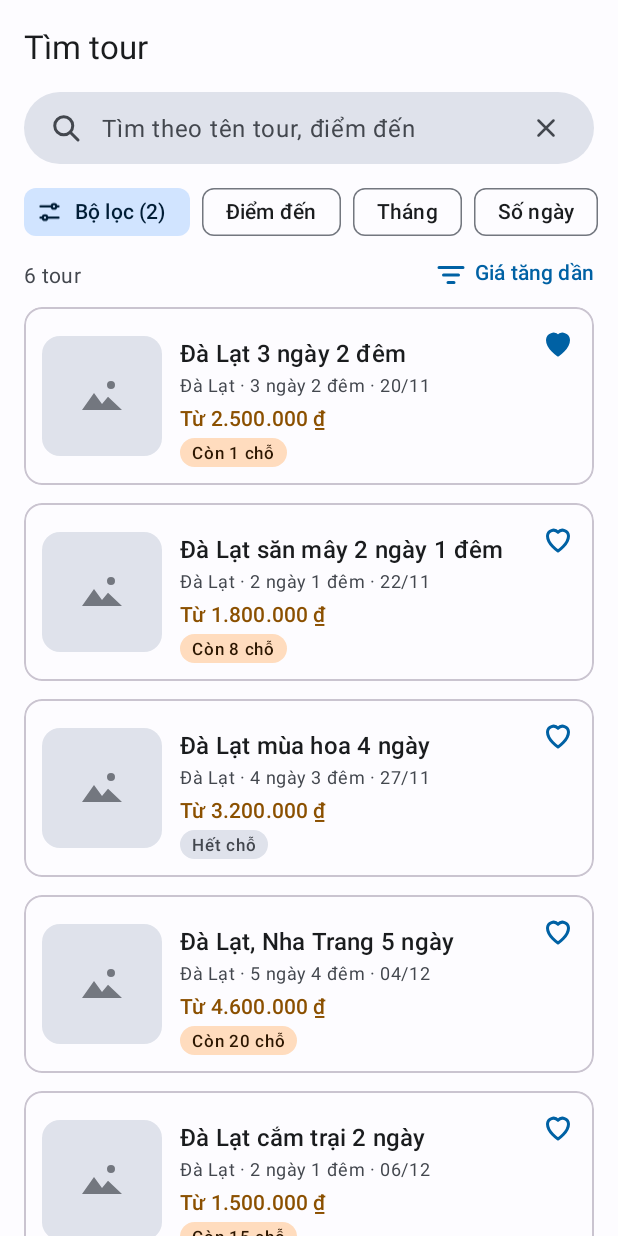
After one commit to SonT23/Android-UMT26-04, an Android app: the fragment TimTourFragment shown on its own in the app's theme, on a phone screen of 412 x 824 dp. The commit adds this screen. Run offline under Robolectric (Android 15) with nearby library versions, the phone set to English and light mode, and no system bars.

Commit message:
[+] Layout A02 Tìm tour

```diff
--- a/Source/TourApp/app/src/main/java/vn/edu/umt/tour/ui/khach/khampha/DuLieuMau.kt
+++ b/Source/TourApp/app/src/main/java/vn/edu/umt/tour/ui/khach/khampha/DuLieuMau.kt
@@ -8,7 +8,9 @@ class TourMau(
     val moTa: String,
     val gia: String,
     val conCho: String,
-    var yeuThich: Boolean
+    var yeuThich: Boolean,
+    // true thì nhãn hiện màu xám (vd. "Hết chỗ"), false thì màu cam (vd. "Còn 1 chỗ")
+    val nhanXam: Boolean = false
 )
 
 fun taoTourMau(): ArrayList<TourMau> {
@@ -20,6 +22,18 @@ fun taoTourMau(): ArrayList<TourMau> {
     )
 }
 
+// A02: kết quả tìm "Đà Lạt"
+fun taoKetQuaTimMau(): ArrayList<TourMau> {
+    return arrayListOf(
+        TourMau("Đà Lạt 3 ngày 2 đêm", "Đà Lạt · 3 ngày 2 đêm · 20/11", "Từ 2.500.000 ₫", "Còn 1 chỗ", true),
+        TourMau("Đà Lạt săn mây 2 ngày 1 đêm", "Đà Lạt · 2 ngày 1 đêm · 22/11", "Từ 1.800.000 ₫", "Còn 8 chỗ", false),
+        TourMau("Đà Lạt mùa hoa 4 ngày", "Đà Lạt · 4 ngày 3 đêm · 27/11", "Từ 3.200.000 ₫", "Hết chỗ", false, true),
+        TourMau("Đà Lạt, Nha Trang 5 ngày", "Đà Lạt · 5 ngày 4 đêm · 04/12", "Từ 4.600.000 ₫", "Còn 20 chỗ", false),
+        TourMau("Đà Lạt cắm trại 2 ngày", "Đà Lạt · 2 ngày 1 đêm · 06/12", "Từ 1.500.000 ₫", "Còn 15 chỗ", false),
+        TourMau("Đà Lạt, Mũi Né 4 ngày", "Đà Lạt · 4 ngày 3 đêm · 11/12", "Từ 4.100.000 ₫", "Còn 3 chỗ", false)
+    )
+}
+
 fun taoDiemDenMau(): ArrayList<String> {
     return arrayListOf("Đà Lạt", "Nha Trang", "Hội An", "Phú Quốc", "Hạ Long", "Sa Pa")
 }
--- a/Source/TourApp/app/src/main/java/vn/edu/umt/tour/ui/khach/khampha/ManHinhB.kt
+++ b/Source/TourApp/app/src/main/java/vn/edu/umt/tour/ui/khach/khampha/ManHinhB.kt
@@ -8,4 +8,5 @@ import vn.edu.umt.tour.xemthu.ManHinh
  */
 val manHinhB: List<ManHinh> = listOf(
     ManHinh("A01", "Trang chủ") { TrangChuFragment() },
+    ManHinh("A02", "Tìm tour") { TimTourFragment() },
 )
--- /dev/null
+++ b/Source/TourApp/app/src/main/java/vn/edu/umt/tour/ui/khach/khampha/TimTourFragment.kt
@@ -0,0 +1,60 @@
+package vn.edu.umt.tour.ui.khach.khampha
+
+import android.os.Bundle
+import android.view.LayoutInflater
+import android.view.View
+import android.view.ViewGroup
+import android.widget.EditText
+import android.widget.ImageView
+import android.widget.TextView
+import android.widget.Toast
+import androidx.fragment.app.Fragment
+import androidx.recyclerview.widget.LinearLayoutManager
+import androidx.recyclerview.widget.RecyclerView
+import com.google.android.material.chip.Chip
+import vn.edu.umt.tour.R
+
+// A02 Tìm tour: ô tìm, hàng chip lọc, danh sách kết quả.
+// Hiện dùng dữ liệu mẫu; tìm thật, lọc, sắp xếp và tải thêm khi cuộn làm khi nối API.
+class TimTourFragment : Fragment() {
+
+    override fun onCreateView(
+        inflater: LayoutInflater, container: ViewGroup?, savedInstanceState: Bundle?
+    ): View? {
+        return inflater.inflate(R.layout.fragment_a02_tim_tour, container, false)
+    }
+
+    override fun onViewCreated(view: View, savedInstanceState: Bundle?) {
+        super.onViewCreated(view, savedInstanceState)
+
+        // Danh sách kết quả
+        val tours = taoKetQuaTimMau()
+        val adapter = TourAdapter(tours)
+        val tourRV = view.findViewById<RecyclerView>(R.id.tourRV)
+        tourRV.layoutManager = LinearLayoutManager(requireContext())
+        tourRV.adapter = adapter
+
+        val soKetQuaTV = view.findViewById<TextView>(R.id.soKetQuaTV)
+        soKetQuaTV.text = getString(R.string.a02_so_tour, tours.size)
+
+        adapter.onTourClick = { tour ->
+            // Sau này mở A03 Chi tiết tour
+            Toast.makeText(requireContext(), tour.ten, Toast.LENGTH_SHORT).show()
+        }
+        adapter.onYeuThichClick = { viTri ->
+            tours[viTri].yeuThich = !tours[viTri].yeuThich
+            adapter.notifyItemChanged(viTri)
+        }
+
+        // Nút X xóa chữ trong ô tìm
+        val timET = view.findViewById<EditText>(R.id.timET)
+        view.findViewById<ImageView>(R.id.xoaIV).setOnClickListener {
+            timET.setText("")
+        }
+
+        // Chip "Bộ lọc": sau này mở bảng bộ lọc (BoLocFragment)
+        view.findViewById<Chip>(R.id.boLocChip).setOnClickListener {
+            Toast.makeText(requireContext(), R.string.a02_bo_loc_2, Toast.LENGTH_SHORT).show()
+        }
+    }
+}
--- /dev/null
+++ b/Source/TourApp/app/src/main/java/vn/edu/umt/tour/ui/khach/khampha/TourAdapter.kt
@@ -0,0 +1,70 @@
+package vn.edu.umt.tour.ui.khach.khampha
+
+import android.view.LayoutInflater
+import android.view.View
+import android.view.ViewGroup
+import android.widget.ImageView
+import android.widget.TextView
+import androidx.core.content.ContextCompat
+import androidx.recyclerview.widget.RecyclerView
+import vn.edu.umt.tour.R
+
+// Adapter cho thẻ tour nằm ngang (item_a02_tour.xml). Dùng ở A02 Tìm tour và A21 Yêu thích.
+class TourAdapter(private val tours: List<TourMau>) :
+    RecyclerView.Adapter<TourAdapter.ViewHolder>() {
+
+    // Fragment gán hai hàm này để biết người dùng bấm vào thẻ hay bấm vào tim
+    var onTourClick: ((TourMau) -> Unit)? = null
+    var onYeuThichClick: ((Int) -> Unit)? = null
+
+    inner class ViewHolder(itemView: View) : RecyclerView.ViewHolder(itemView) {
+        val tenTV = itemView.findViewById<TextView>(R.id.tenTV)
+        val moTaTV = itemView.findViewById<TextView>(R.id.moTaTV)
+        val giaTV = itemView.findViewById<TextView>(R.id.giaTV)
+        val nhanTV = itemView.findViewById<TextView>(R.id.nhanTV)
+        val yeuThichIV = itemView.findViewById<ImageView>(R.id.yeuThichIV)
+
+        init {
+            itemView.setOnClickListener {
+                onTourClick?.invoke(tours[bindingAdapterPosition])
+            }
+            yeuThichIV.setOnClickListener {
+                onYeuThichClick?.invoke(bindingAdapterPosition)
+            }
+        }
+    }
+
+    override fun onCreateViewHolder(parent: ViewGroup, viewType: Int): ViewHolder {
+        val inflater = LayoutInflater.from(parent.context)
+        val view = inflater.inflate(R.layout.item_a02_tour, parent, false)
+        return ViewHolder(view)
+    }
+
+    override fun getItemCount(): Int {
+        return tours.size
+    }
+
+    override fun onBindViewHolder(holder: ViewHolder, position: Int) {
+        val tour = tours[position]
+        val context = holder.itemView.context
+        holder.tenTV.text = tour.ten
+        holder.moTaTV.text = tour.moTa
+        holder.giaTV.text = tour.gia
+        holder.nhanTV.text = tour.conCho
+
+        // Dòng được dùng lại khi cuộn nên phải gán đủ cả hai trường hợp
+        if (tour.nhanXam) {
+            holder.nhanTV.setBackgroundResource(R.drawable.bg_nhan_xam)
+            holder.nhanTV.setTextColor(ContextCompat.getColor(context, R.color.on_surface_variant))
+        } else {
+            holder.nhanTV.setBackgroundResource(R.drawable.bg_nhan)
+            holder.nhanTV.setTextColor(ContextCompat.getColor(context, R.color.on_tertiary_container))
+        }
+
+        if (tour.yeuThich) {
+            holder.yeuThichIV.setImageResource(R.drawable.ic_favorite)
+        } else {
+            holder.yeuThichIV.setImageResource(R.drawable.ic_favorite_border)
+        }
+    }
+}
--- /dev/null
+++ b/Source/TourApp/app/src/main/res/layout/fragment_a02_tim_tour.xml
@@ -0,0 +1,169 @@
+<?xml version="1.0" encoding="utf-8"?>
+<!-- A02 Tìm tour. Thanh điều hướng dưới KHÔNG nằm ở đây, nó thuộc KhachActivity. -->
+<androidx.constraintlayout.widget.ConstraintLayout xmlns:android="http://schemas.android.com/apk/res/android"
+    xmlns:app="http://schemas.android.com/apk/res-auto"
+    xmlns:tools="http://schemas.android.com/tools"
+    android:layout_width="match_parent"
+    android:layout_height="match_parent"
+    android:background="?android:attr/colorBackground">
+
+    <TextView
+        android:id="@+id/tieuDeTV"
+        android:layout_width="wrap_content"
+        android:layout_height="wrap_content"
+        android:layout_marginStart="@dimen/space_m"
+        android:layout_marginTop="@dimen/space_m"
+        android:text="@string/a02_tieu_de"
+        android:textAppearance="?attr/textAppearanceTitleLarge"
+        android:textColor="?attr/colorOnSurface"
+        app:layout_constraintStart_toStartOf="parent"
+        app:layout_constraintTop_toTopOf="parent" />
+
+    <!-- Ô tìm: biểu tượng kính lúp, ô nhập, nút xóa chữ -->
+    <LinearLayout
+        android:id="@+id/oTimLL"
+        android:layout_width="0dp"
+        android:layout_height="48dp"
+        android:layout_marginStart="@dimen/space_m"
+        android:layout_marginTop="@dimen/space_m"
+        android:layout_marginEnd="@dimen/space_m"
+        android:background="@drawable/bg_o_tim"
+        android:gravity="center_vertical"
+        android:orientation="horizontal"
+        android:paddingStart="@dimen/space_m"
+        android:paddingEnd="12dp"
+        app:layout_constraintEnd_toEndOf="parent"
+        app:layout_constraintStart_toStartOf="parent"
+        app:layout_constraintTop_toBottomOf="@+id/tieuDeTV">
+
+        <ImageView
+            android:layout_width="24dp"
+            android:layout_height="24dp"
+            android:importantForAccessibility="no"
+            app:srcCompat="@drawable/ic_search"
+            app:tint="?attr/colorOnSurfaceVariant" />
+
+        <EditText
+            android:id="@+id/timET"
+            android:layout_width="0dp"
+            android:layout_height="match_parent"
+            android:layout_marginStart="12dp"
+            android:layout_weight="1"
+            android:background="@null"
+            android:hint="@string/a02_goi_y_tim"
+            android:imeOptions="actionSearch"
+            android:importantForAutofill="no"
+            android:inputType="text"
+            android:textAppearance="?attr/textAppearanceBodyLarge"
+            android:textColor="?attr/colorOnSurface"
+            android:textColorHint="?attr/colorOnSurfaceVariant"
+            tools:text="Đà Lạt" />
+
+        <ImageView
+            android:id="@+id/xoaIV"
+            android:layout_width="40dp"
+            android:layout_height="40dp"
+            android:background="?attr/selectableItemBackgroundBorderless"
+            android:contentDescription="@string/a02_xoa_chu"
+            android:padding="10dp"
+            app:srcCompat="@drawable/ic_close"
+            app:tint="?attr/colorOnSurfaceVariant" />
+    </LinearLayout>
+
+    <!-- Hàng chip lọc, cuộn ngang khi dài hơn màn hình -->
+    <HorizontalScrollView
+        android:id="@+id/chipHSV"
+        android:layout_width="0dp"
+        android:layout_height="wrap_content"
+        android:layout_marginTop="@dimen/space_s"
+        android:clipToPadding="false"
+        android:paddingStart="@dimen/space_m"
+        android:paddingEnd="@dimen/space_m"
+        android:scrollbars="none"
+        app:layout_constraintEnd_toEndOf="parent"
+        app:layout_constraintStart_toStartOf="parent"
+        app:layout_constraintTop_toBottomOf="@+id/oTimLL">
+
+        <com.google.android.material.chip.ChipGroup
+            android:layout_width="wrap_content"
+            android:layout_height="wrap_content"
+            app:singleLine="true">
+
+            <com.google.android.material.chip.Chip
+                android:id="@+id/boLocChip"
+                style="@style/Widget.Material3.Chip.Assist"
+                android:layout_width="wrap_content"
+                android:layout_height="wrap_content"
+                android:text="@string/a02_bo_loc_2"
+                android:textColor="@color/on_primary_container"
+                app:chipBackgroundColor="@color/primary_container"
+                app:chipIcon="@drawable/ic_tune"
+                app:chipIconTint="@color/on_primary_container"
+                app:chipStrokeWidth="0dp" />
+
+            <com.google.android.material.chip.Chip
+                android:id="@+id/diemDenChip"
+                style="@style/Widget.Material3.Chip.Assist"
+                android:layout_width="wrap_content"
+                android:layout_height="wrap_content"
+                android:text="@string/a02_chip_diem_den" />
+
+            <com.google.android.material.chip.Chip
+                android:id="@+id/thangChip"
+                style="@style/Widget.Material3.Chip.Assist"
+                android:layout_width="wrap_content"
+                android:layout_height="wrap_content"
+                android:text="@string/a02_chip_thang" />
+
+            <com.google.android.material.chip.Chip
+                android:id="@+id/soNgayChip"
+                style="@style/Widget.Material3.Chip.Assist"
+                android:layout_width="wrap_content"
+                android:layout_height="wrap_content"
+                android:text="@string/a02_chip_so_ngay" />
+        </com.google.android.material.chip.ChipGroup>
+    </HorizontalScrollView>
+
+    <TextView
+        android:id="@+id/soKetQuaTV"
+        android:layout_width="wrap_content"
+        android:layout_height="wrap_content"
+        android:layout_marginStart="@dimen/space_m"
+        android:layout_marginTop="@dimen/space_s"
+        android:textAppearance="?attr/textAppearanceBodyMedium"
+        android:textColor="?attr/colorOnSurfaceVariant"
+        app:layout_constraintStart_toStartOf="parent"
+        app:layout_constraintTop_toBottomOf="@+id/chipHSV"
+        tools:text="6 tour" />
+
+    <TextView
+        android:id="@+id/sapXepTV"
+        android:layout_width="wrap_content"
+        android:layout_height="wrap_content"
+        android:layout_marginEnd="@dimen/space_m"
+        android:drawablePadding="@dimen/space_xs"
+        android:text="@string/a02_gia_tang_dan"
+        android:textAppearance="?attr/textAppearanceLabelLarge"
+        android:textColor="?attr/colorPrimary"
+        app:drawableStartCompat="@drawable/ic_filter_list"
+        app:drawableTint="?attr/colorPrimary"
+        app:layout_constraintBottom_toBottomOf="@+id/soKetQuaTV"
+        app:layout_constraintEnd_toEndOf="parent"
+        app:layout_constraintTop_toTopOf="@+id/soKetQuaTV" />
+
+    <androidx.recyclerview.widget.RecyclerView
+        android:id="@+id/tourRV"
+        android:layout_width="0dp"
+        android:layout_height="0dp"
+        android:layout_marginTop="12dp"
+        android:clipToPadding="false"
+        android:paddingStart="@dimen/space_m"
+        android:paddingEnd="@dimen/space_m"
+        android:paddingBottom="@dimen/space_m"
+        app:layout_constraintBottom_toBottomOf="parent"
+        app:layout_constraintEnd_toEndOf="parent"
+        app:layout_constraintStart_toStartOf="parent"
+        app:layout_constraintTop_toBottomOf="@+id/soKetQuaTV"
+        tools:listitem="@layout/item_a02_tour" />
+
+</androidx.constraintlayout.widget.ConstraintLayout>
--- /dev/null
+++ b/Source/TourApp/app/src/main/res/layout/item_a02_tour.xml
@@ -0,0 +1,96 @@
+<?xml version="1.0" encoding="utf-8"?>
+<!-- Thẻ tour nằm ngang: ảnh bên trái, thông tin bên phải. Dùng cho A02 Tìm tour và A21 Yêu thích. -->
+<com.google.android.material.card.MaterialCardView xmlns:android="http://schemas.android.com/apk/res/android"
+    xmlns:app="http://schemas.android.com/apk/res-auto"
+    xmlns:tools="http://schemas.android.com/tools"
+    style="?attr/materialCardViewOutlinedStyle"
+    android:layout_width="match_parent"
+    android:layout_height="wrap_content"
+    android:layout_marginBottom="12dp"
+    app:cardCornerRadius="@dimen/radius_card">
+
+    <androidx.constraintlayout.widget.ConstraintLayout
+        android:layout_width="match_parent"
+        android:layout_height="wrap_content"
+        android:padding="12dp">
+
+        <ImageView
+            android:id="@+id/anhIV"
+            android:layout_width="80dp"
+            android:layout_height="80dp"
+            android:background="@drawable/bg_anh_trong"
+            android:contentDescription="@string/a01_anh"
+            android:padding="24dp"
+            app:layout_constraintBottom_toBottomOf="parent"
+            app:layout_constraintStart_toStartOf="parent"
+            app:layout_constraintTop_toTopOf="parent"
+            app:srcCompat="@drawable/ic_image"
+            app:tint="?attr/colorOutline" />
+
+        <TextView
+            android:id="@+id/tenTV"
+            android:layout_width="0dp"
+            android:layout_height="wrap_content"
+            android:layout_marginStart="12dp"
+            android:layout_marginEnd="@dimen/space_s"
+            android:ellipsize="end"
+            android:maxLines="1"
+            android:textAppearance="?attr/textAppearanceTitleMedium"
+            android:textColor="?attr/colorOnSurface"
+            app:layout_constraintEnd_toStartOf="@+id/yeuThichIV"
+            app:layout_constraintStart_toEndOf="@+id/anhIV"
+            app:layout_constraintTop_toTopOf="@+id/anhIV"
+            tools:text="Đà Lạt 3 ngày 2 đêm" />
+
+        <TextView
+            android:id="@+id/moTaTV"
+            android:layout_width="0dp"
+            android:layout_height="wrap_content"
+            android:layout_marginTop="2dp"
+            android:textAppearance="?attr/textAppearanceBodySmall"
+            android:textColor="?attr/colorOnSurfaceVariant"
+            app:layout_constraintEnd_toEndOf="@+id/tenTV"
+            app:layout_constraintStart_toStartOf="@+id/tenTV"
+            app:layout_constraintTop_toBottomOf="@+id/tenTV"
+            tools:text="Đà Lạt · 3 ngày 2 đêm · 20/11" />
+
+        <TextView
+            android:id="@+id/giaTV"
+            android:layout_width="0dp"
+            android:layout_height="wrap_content"
+            android:layout_marginTop="@dimen/space_xs"
+            android:textAppearance="?attr/textAppearanceTitleSmall"
+            android:textColor="?attr/colorTertiary"
+            app:layout_constraintEnd_toEndOf="@+id/tenTV"
+            app:layout_constraintStart_toStartOf="@+id/tenTV"
+            app:layout_constraintTop_toBottomOf="@+id/moTaTV"
+            tools:text="Từ 2.500.000 ₫" />
+
+        <TextView
+            android:id="@+id/nhanTV"
+            android:layout_width="wrap_content"
+            android:layout_height="wrap_content"
+            android:layout_marginTop="@dimen/space_xs"
+            android:background="@drawable/bg_nhan"
+            android:paddingStart="@dimen/space_s"
+            android:paddingTop="2dp"
+            android:paddingEnd="@dimen/space_s"
+            android:paddingBottom="2dp"
+            android:textAppearance="?attr/textAppearanceLabelSmall"
+            android:textColor="?attr/colorOnTertiaryContainer"
+            app:layout_constraintStart_toStartOf="@+id/tenTV"
+            app:layout_constraintTop_toBottomOf="@+id/giaTV"
+            tools:text="Còn 1 chỗ" />
+
+        <ImageView
+            android:id="@+id/yeuThichIV"
+            android:layout_width="24dp"
+            android:layout_height="24dp"
+            android:contentDescription="@string/a01_yeu_thich"
+            app:layout_constraintEnd_toEndOf="parent"
+            app:layout_constraintTop_toTopOf="parent"
+            app:srcCompat="@drawable/ic_favorite_border"
+            app:tint="?attr/colorPrimary" />
+
+    </androidx.constraintlayout.widget.ConstraintLayout>
+</com.google.android.material.card.MaterialCardView>
--- a/Source/TourApp/app/src/main/res/values/strings_khampha.xml
+++ b/Source/TourApp/app/src/main/res/values/strings_khampha.xml
@@ -11,4 +11,15 @@
     <string name="a01_thong_bao">Thông báo</string>
     <string name="a01_yeu_thich">Lưu vào yêu thích</string>
     <string name="a01_anh">Ảnh minh họa</string>
+
+    <!-- A02 Tìm tour -->
+    <string name="a02_tieu_de">Tìm tour</string>
+    <string name="a02_goi_y_tim">Tìm theo tên tour, điểm đến</string>
+    <string name="a02_xoa_chu">Xóa nội dung tìm</string>
+    <string name="a02_bo_loc_2">Bộ lọc (2)</string>
+    <string name="a02_chip_diem_den">Điểm đến</string>
+    <string name="a02_chip_thang">Tháng</string>
+    <string name="a02_chip_so_ngay">Số ngày</string>
+    <string name="a02_so_tour">%1$d tour</string>
+    <string name="a02_gia_tang_dan">Giá tăng dần</string>
 </resources>
```
Also changed, not shown: 1 other file.
